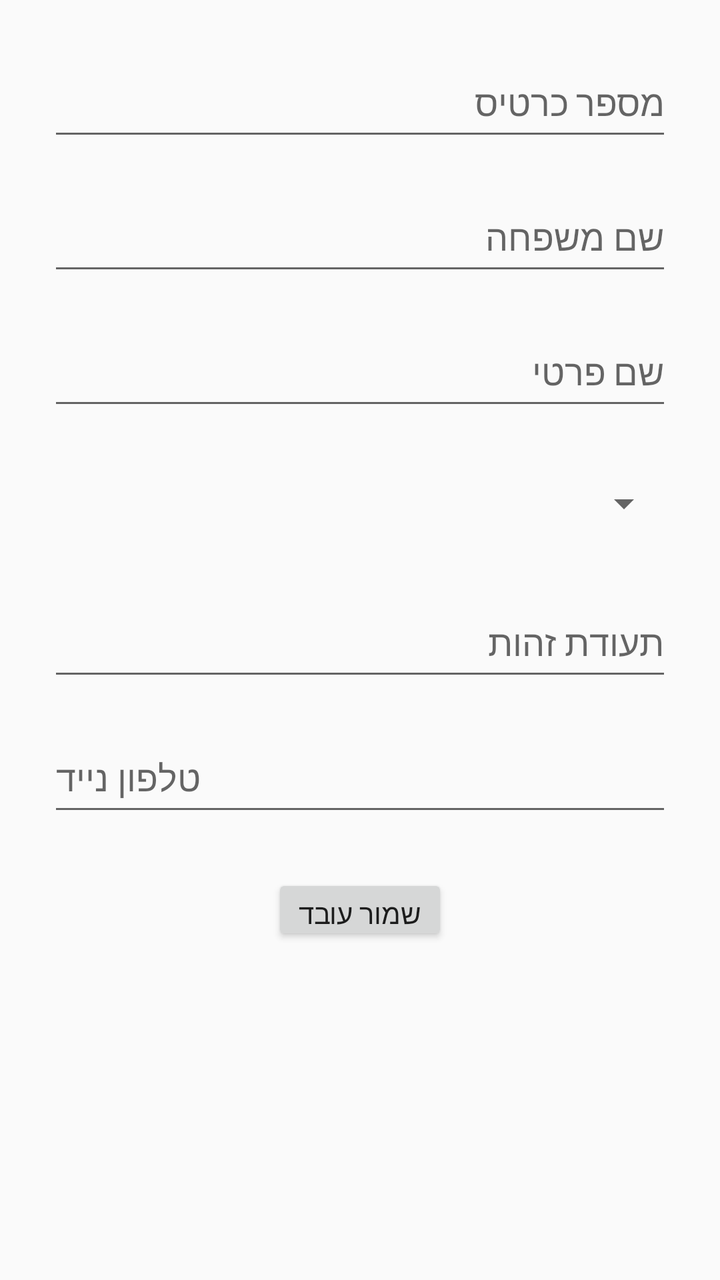
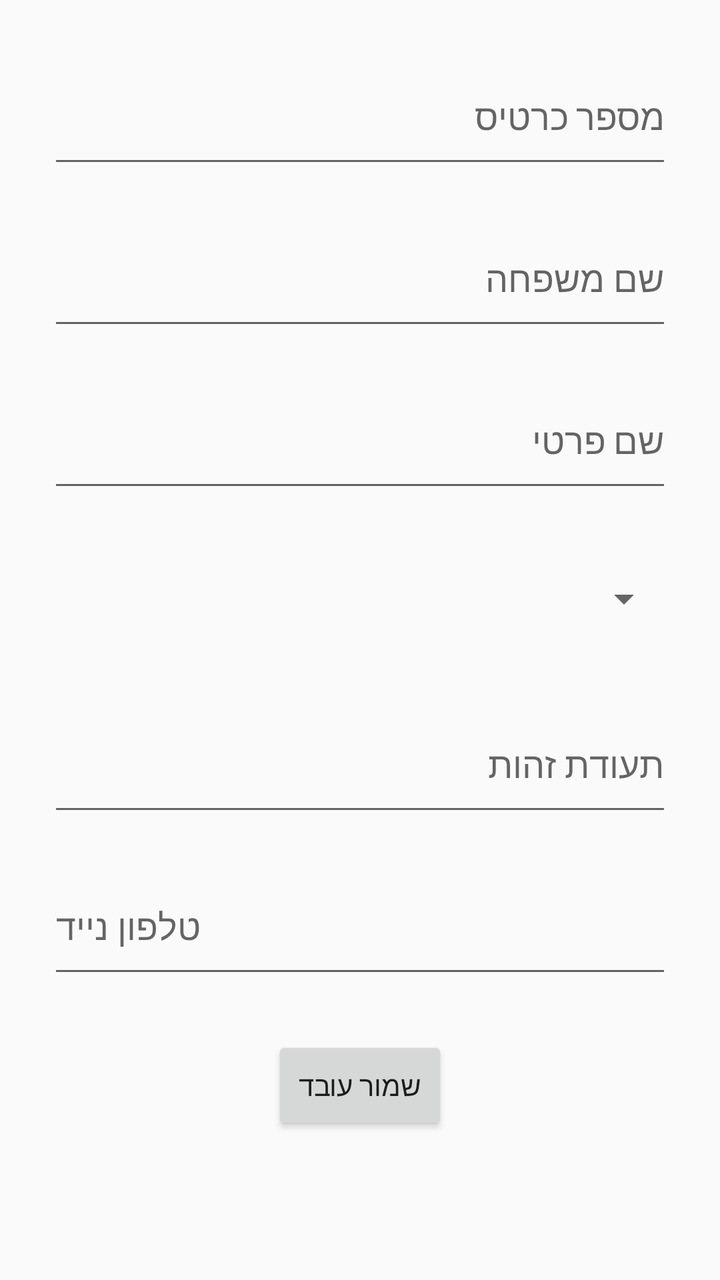

An Android layout rendered at two revisions. The XML below is the earlier revision; the diff shows what the commit changed to produce the second picture.
<!-- AndroidManifest.xml: application theme Theme.AppCompat.DayNight.DarkActionBar -->
<!-- res/layout/activity_sign_up_employee.xml -->
<?xml version="1.0" encoding="utf-8"?>
<LinearLayout xmlns:android="http://schemas.android.com/apk/res/android"
    android:layout_width="match_parent"
    android:layout_height="match_parent"
    android:gravity="center"
    android:orientation="vertical"
    android:padding="16dp">

    <LinearLayout
        android:layout_width="match_parent"
        android:layout_height="0dp"
        android:layout_weight="1"
        android:gravity="center"
        android:orientation="horizontal">

        <EditText
            android:id="@+id/eDCardNumber"
            android:layout_width="match_parent"
            android:layout_height="match_parent"
            android:layout_margin="8dp"
            android:hint="מספר כרטיס"
            android:inputType="number" />
    </LinearLayout>

    <LinearLayout
        android:layout_width="match_parent"
        android:layout_height="0dp"
        android:layout_weight="1"
        android:gravity="center"
        android:orientation="horizontal">

        <EditText
            android:id="@+id/eDLastName"
            android:layout_width="match_parent"
            android:layout_height="match_parent"
            android:layout_margin="8dp"
            android:hint="שם משפחה" />
    </LinearLayout>

    <LinearLayout
        android:layout_width="match_parent"
        android:layout_height="0dp"
        android:layout_weight="1"
        android:gravity="center"
        android:orientation="horizontal">

        <EditText
            android:id="@+id/eDFirstName"
            android:layout_width="match_parent"
            android:layout_height="match_parent"
            android:layout_margin="8dp"
            android:hint="שם פרטי" />
    </LinearLayout>

    <LinearLayout
        android:layout_width="match_parent"
        android:layout_height="0dp"
        android:layout_weight="1"
        android:gravity="center"
        android:orientation="horizontal">

        <Spinner
            android:id="@+id/sPCompany"
            android:layout_width="match_parent"
            android:layout_height="match_parent"
            android:layout_margin="8dp"
            android:hint="חברה" />
    </LinearLayout>

    <LinearLayout
        android:layout_width="match_parent"
        android:layout_height="0dp"
        android:layout_weight="1"
        android:gravity="center"
        android:orientation="horizontal">

        <EditText
            android:id="@+id/eDIdNumber"
            android:layout_width="match_parent"
            android:layout_height="match_parent"
            android:layout_margin="8dp"
            android:hint="תעודת זהות"
            android:inputType="number" />
    </LinearLayout>

    <LinearLayout
        android:layout_width="match_parent"
        android:layout_height="0dp"
        android:layout_weight="1"
        android:gravity="center"
        android:orientation="horizontal">

        <EditText
            android:id="@+id/eDPhoneNumber"
            android:layout_width="match_parent"
            android:layout_height="match_parent"
            android:layout_margin="8dp"
            android:hint="טלפון נייד"
            android:inputType="phone" />

    </LinearLayout>

    <LinearLayout
        android:layout_width="match_parent"
        android:layout_height="0dp"
        android:layout_weight="1"
        android:gravity="center"
        android:orientation="horizontal">

        <Button
            android:id="@+id/btnSaveEmployee"
            android:layout_width="wrap_content"
            android:layout_height="match_parent"
            android:layout_gravity="center|center_horizontal"
            android:layout_margin="16dp"
            android:gravity="center"
            android:text="שמור עובד" />
    </LinearLayout>

    <LinearLayout
        android:layout_width="match_parent"
        android:layout_height="0dp"
        android:layout_weight="2"
        android:gravity="center"
        android:orientation="vertical">

    </LinearLayout>

</LinearLayout>
<!-- resources referenced by this layout -->
<resources>

</resources>

<!-- the commit's change to res/layout/activity_sign_up_employee.xml (unified diff, before → after) -->
@@ -114,13 +114,14 @@
             android:layout_gravity="center|center_horizontal"
             android:layout_margin="16dp"
             android:gravity="center"
+            android:onClick="add_employee"
             android:text="שמור עובד" />
     </LinearLayout>
 
     <LinearLayout
         android:layout_width="match_parent"
         android:layout_height="0dp"
-        android:layout_weight="2"
+        android:layout_weight="0.5"
         android:gravity="center"
         android:orientation="vertical">
 
